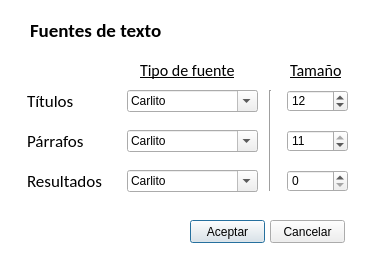
Above: Interfaz/Fuentes_de_texto.ui from dvigoncohemo/InformesGMP before the change. Below: the same form after it.
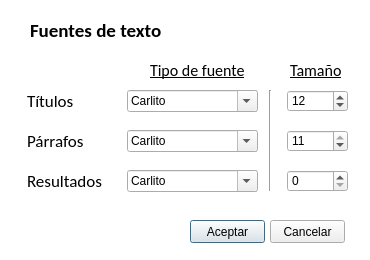
That is the form after the change.

Commit message: Cambios Generador

The edit to the form file:
```diff
--- a/Interfaz/Fuentes_de_texto.ui
+++ b/Interfaz/Fuentes_de_texto.ui
@@ -262,7 +262,7 @@
   <widget class="QLabel" name="label_Tipo_de_fuente">
    <property name="geometry">
     <rect>
-     <x>140</x>
+     <x>150</x>
      <y>60</y>
      <width>101</width>
      <height>21</height>
```
The commit also changes 1 other file.
